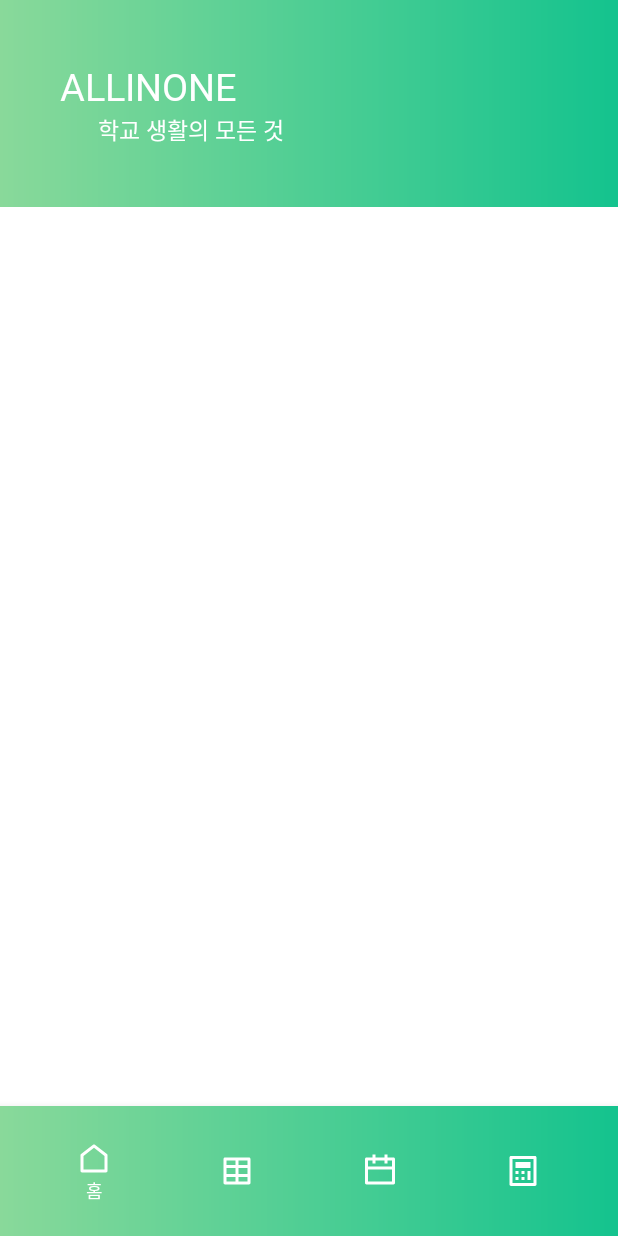
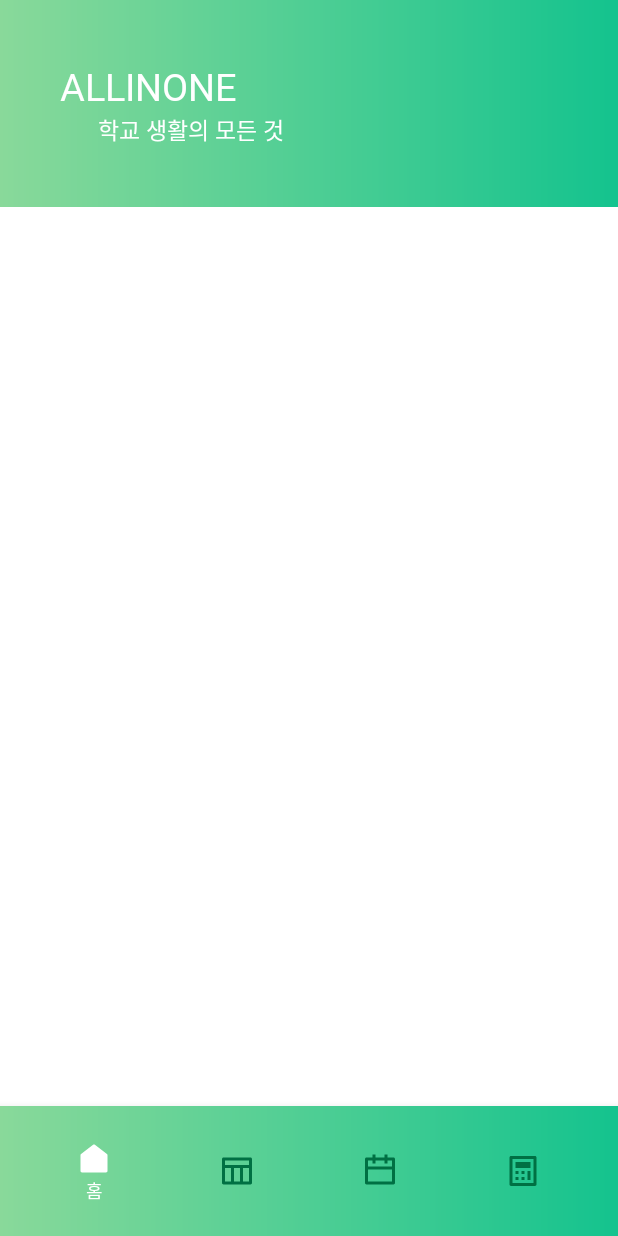
Before and after one commit to jaknndiius/SchoolApp, an Android app: the screen it shows after launch (MainActivity), on a phone screen of 412 x 824 dp. Run offline under Robolectric (Android 15) with nearby library versions, the phone set to English and light mode, and no system bars.

Commit message:
6/7 set navbar clicked item's style to fill

```diff
--- a/app/src/main/java/io/github/jaknndiius/schoolapp/MainActivity.kt
+++ b/app/src/main/java/io/github/jaknndiius/schoolapp/MainActivity.kt
@@ -1,12 +1,8 @@
 package io.github.jaknndiius.schoolapp
 
-import android.media.DrmInitData.SchemeInitData
 import androidx.appcompat.app.AppCompatActivity
 import android.os.Bundle
-import android.view.MenuItem
-import androidx.fragment.app.Fragment
 import com.google.android.material.bottomnavigation.BottomNavigationView
-import com.google.android.material.navigation.NavigationView.OnNavigationItemSelectedListener
 import io.github.jaknndiius.schoolapp.fragment.BiteCalculatorFragment
 import io.github.jaknndiius.schoolapp.fragment.HomeFragment
 import io.github.jaknndiius.schoolapp.fragment.ScheduleFragment
@@ -25,8 +21,8 @@ class MainActivity : AppCompatActivity() {
         supportFragmentManager.beginTransaction().replace(R.id.container, home).commit()
 
         val bottomNavigation: BottomNavigationView = findViewById(R.id.bottom_navigation)
-        bottomNavigation.setOnNavigationItemSelectedListener {
-            when(it.itemId) {
+        bottomNavigation.setOnNavigationItemSelectedListener { menuItem ->
+            when(menuItem.itemId) {
                 R.id.menu_home -> {
                     supportFragmentManager.beginTransaction().replace(R.id.container, home).commit()
                     return@setOnNavigationItemSelectedListener true
--- /dev/null
+++ b/app/src/main/res/drawable/ic_bite_calculator_fill.xml
@@ -0,0 +1,14 @@
+<vector xmlns:android="http://schemas.android.com/apk/res/android"
+    android:width="24dp"
+    android:height="24dp"
+    android:viewportWidth="24"
+    android:viewportHeight="24">
+  <group>
+    <clip-path
+        android:pathData="M0,0h24v24h-24z"/>
+    <path
+        android:pathData="M4,2L20,2C20.265,2 20.52,2.105 20.707,2.293C20.895,2.48 21,2.735 21,3L21,21C21,21.265 20.895,21.52 20.707,21.707C20.52,21.895 20.265,22 20,22L4,22C3.735,22 3.48,21.895 3.293,21.707C3.105,21.52 3,21.265 3,21L3,3C3,2.735 3.105,2.48 3.293,2.293C3.48,2.105 3.735,2 4,2L4,2ZM7,12L7,14L9,14L9,12L7,12ZM7,16L7,18L9,18L9,16L7,16ZM11,12L11,14L13,14L13,12L11,12ZM11,16L11,18L13,18L13,16L11,16ZM15,12L15,18L17,18L17,12L15,12ZM7,6L7,10L17,10L17,6L7,6Z"
+        android:fillColor="#FFFFFF"
+        android:fillType="evenOdd"/>
+  </group>
+</vector>
--- /dev/null
+++ b/app/src/main/res/drawable/ic_bite_calculator_selector.xml
@@ -0,0 +1,5 @@
+<?xml version="1.0" encoding="utf-8"?>
+<selector xmlns:android="http://schemas.android.com/apk/res/android">
+    <item android:drawable="@drawable/ic_bite_calculator_fill" android:state_checked="true"/>
+    <item android:drawable="@drawable/ic_bite_calculator_frame" android:state_checked="false"/>
+</selector>
--- /dev/null
+++ b/app/src/main/res/drawable/ic_home_fill.xml
@@ -0,0 +1,14 @@
+<vector xmlns:android="http://schemas.android.com/apk/res/android"
+    android:width="24dp"
+    android:height="24dp"
+    android:viewportWidth="24"
+    android:viewportHeight="24">
+  <group>
+    <clip-path
+        android:pathData="M0,0h24v24h-24z"/>
+    <path
+        android:pathData="M21,20C21,20.265 20.895,20.52 20.707,20.707C20.52,20.895 20.265,21 20,21L4,21C3.735,21 3.48,20.895 3.293,20.707C3.105,20.52 3,20.265 3,20L3,9.49C3,9.338 3.035,9.187 3.102,9.05C3.168,8.913 3.266,8.794 3.386,8.7L11.386,2.478C11.561,2.341 11.778,2.267 12,2.267C12.222,2.267 12.439,2.341 12.614,2.478L20.614,8.7C20.734,8.794 20.831,8.913 20.899,9.05C20.965,9.187 21,9.338 21,9.49L21,20L21,20Z"
+        android:fillColor="#FFFFFF"
+        android:fillType="evenOdd"/>
+  </group>
+</vector>
--- /dev/null
+++ b/app/src/main/res/drawable/ic_home_selector.xml
@@ -0,0 +1,5 @@
+<?xml version="1.0" encoding="utf-8"?>
+<selector xmlns:android="http://schemas.android.com/apk/res/android">
+    <item android:drawable="@drawable/ic_home_fill" android:state_checked="true"/>
+    <item android:drawable="@drawable/ic_home_frame" android:state_checked="false"/>
+</selector>
--- /dev/null
+++ b/app/src/main/res/drawable/ic_schedule_fill.xml
@@ -0,0 +1,14 @@
+<vector xmlns:android="http://schemas.android.com/apk/res/android"
+    android:width="24dp"
+    android:height="24dp"
+    android:viewportWidth="24"
+    android:viewportHeight="24">
+  <group>
+    <clip-path
+        android:pathData="M0,0h24v24h-24z"/>
+    <path
+        android:pathData="M2,11L22,11L22,20C22,20.265 21.895,20.52 21.707,20.707C21.52,20.895 21.265,21 21,21L3,21C2.735,21 2.48,20.895 2.293,20.707C2.105,20.52 2,20.265 2,20L2,11ZM17,3L21,3C21.265,3 21.52,3.105 21.707,3.293C21.895,3.48 22,3.735 22,4L22,9L2,9L2,4C2,3.735 2.105,3.48 2.293,3.293C2.48,3.105 2.735,3 3,3L7,3L7,1L9,1L9,3L15,3L15,1L17,1L17,3Z"
+        android:fillColor="#FFFFFF"
+        android:fillType="evenOdd"/>
+  </group>
+</vector>
--- /dev/null
+++ b/app/src/main/res/drawable/ic_schedule_selector.xml
@@ -0,0 +1,5 @@
+<?xml version="1.0" encoding="utf-8"?>
+<selector xmlns:android="http://schemas.android.com/apk/res/android">
+    <item android:drawable="@drawable/ic_schedule_fill" android:state_checked="true"/>
+    <item android:drawable="@drawable/ic_schedule_frame" android:state_checked="false"/>
+</selector>
--- a/app/src/main/res/drawable/ic_timetable.xml
+++ /dev/null
@@ -1,14 +0,0 @@
-<vector xmlns:android="http://schemas.android.com/apk/res/android"
-    android:width="35dp"
-    android:height="35dp"
-    android:viewportWidth="35"
-    android:viewportHeight="35">
-  <group>
-    <clip-path
-        android:pathData="M0,35l35,-0l0,-35l-35,-0z"/>
-    <path
-        android:pathData="M18.958,20.417L18.958,14.583L27.708,14.583L27.708,20.417L18.958,20.417ZM16.042,20.417L7.292,20.417L7.292,14.583L16.042,14.583L16.042,20.417ZM18.958,7.292L27.708,7.292L27.708,11.667L18.958,11.667L18.958,7.292ZM16.042,7.292L16.042,11.667L7.292,11.667L7.292,7.292L16.042,7.292ZM18.958,27.708L18.958,23.333L27.708,23.333L27.708,27.708L18.958,27.708ZM16.042,27.708L7.292,27.708L7.292,23.333L16.042,23.333L16.042,27.708ZM5.833,30.625L29.167,30.625C29.553,30.625 29.924,30.471 30.198,30.198C30.471,29.924 30.625,29.553 30.625,29.167L30.625,5.833C30.625,5.447 30.471,5.076 30.198,4.802C29.924,4.529 29.553,4.375 29.167,4.375L5.833,4.375C5.447,4.375 5.076,4.529 4.802,4.802C4.529,5.076 4.375,5.447 4.375,5.833L4.375,29.167C4.375,29.553 4.529,29.924 4.802,30.198C5.076,30.471 5.447,30.625 5.833,30.625L5.833,30.625Z"
-        android:fillColor="#FFFFFF"
-        android:fillType="evenOdd"/>
-  </group>
-</vector>
--- /dev/null
+++ b/app/src/main/res/drawable/ic_timetable_fill.xml
@@ -0,0 +1,14 @@
+<vector xmlns:android="http://schemas.android.com/apk/res/android"
+    android:width="24dp"
+    android:height="24dp"
+    android:viewportWidth="24"
+    android:viewportHeight="24">
+  <group>
+    <clip-path
+        android:pathData="M0,0h24v24h-24z"/>
+    <path
+        android:pathData="M15,21L9,21L9,10L15,10L15,21ZM17,21L17,10L22,10L22,20C22,20.265 21.895,20.52 21.707,20.707C21.52,20.895 21.265,21 21,21L17,21ZM7,21L3,21C2.735,21 2.48,20.895 2.293,20.707C2.105,20.52 2,20.265 2,20L2,10L7,10L7,21ZM22,8L2,8L2,4C2,3.735 2.105,3.48 2.293,3.293C2.48,3.105 2.735,3 3,3L21,3C21.265,3 21.52,3.105 21.707,3.293C21.895,3.48 22,3.735 22,4L22,8Z"
+        android:fillColor="#444444"
+        android:fillType="evenOdd"/>
+  </group>
+</vector>
--- /dev/null
+++ b/app/src/main/res/drawable/ic_timetable_frame.xml
@@ -0,0 +1,14 @@
+<vector xmlns:android="http://schemas.android.com/apk/res/android"
+    android:width="24dp"
+    android:height="24dp"
+    android:viewportWidth="24"
+    android:viewportHeight="24">
+  <group>
+    <clip-path
+        android:pathData="M0,0h24v24h-24z"/>
+    <path
+        android:pathData="M4,8L20,8L20,5L4,5L4,8ZM14,19L14,10L10,10L10,19L14,19ZM16,19L20,19L20,10L16,10L16,19ZM8,19L8,10L4,10L4,19L8,19ZM3,3L21,3C21.265,3 21.52,3.105 21.707,3.293C21.895,3.48 22,3.735 22,4L22,20C22,20.265 21.895,20.52 21.707,20.707C21.52,20.895 21.265,21 21,21L3,21C2.735,21 2.48,20.895 2.293,20.707C2.105,20.52 2,20.265 2,20L2,4C2,3.735 2.105,3.48 2.293,3.293C2.48,3.105 2.735,3 3,3L3,3Z"
+        android:fillColor="#444444"
+        android:fillType="evenOdd"/>
+  </group>
+</vector>
--- /dev/null
+++ b/app/src/main/res/drawable/ic_timetable_selector.xml
@@ -0,0 +1,5 @@
+<?xml version="1.0" encoding="utf-8"?>
+<selector xmlns:android="http://schemas.android.com/apk/res/android">
+    <item android:drawable="@drawable/ic_timetable_fill" android:state_checked="true"/>
+    <item android:drawable="@drawable/ic_timetable_frame" android:state_checked="false"/>
+</selector>
--- /dev/null
+++ b/app/src/main/res/drawable/menu_selector_color.xml
@@ -0,0 +1,5 @@
+<?xml version="1.0" encoding="utf-8"?>
+<selector xmlns:android="http://schemas.android.com/apk/res/android">
+    <item android:color="@color/white" android:state_checked="true" />
+    <item android:color="@color/dark_green" android:state_checked="false" />
+</selector>
--- a/app/src/main/res/layout/activity_main.xml
+++ b/app/src/main/res/layout/activity_main.xml
@@ -24,8 +24,8 @@
         android:layout_marginEnd="0dp"
         android:background="@drawable/background"
         android:padding="15dp"
-        app:itemIconTint="#fff"
-        app:itemTextColor="#fff"
+        app:itemIconTint="@drawable/menu_selector_color"
+        app:itemTextColor="@drawable/menu_selector_color"
         app:layout_constraintBottom_toBottomOf="parent"
         app:layout_constraintStart_toStartOf="parent"
         app:layout_constraintEnd_toEndOf="parent"
--- a/app/src/main/res/menu/menu_navbar.xml
+++ b/app/src/main/res/menu/menu_navbar.xml
@@ -5,20 +5,20 @@
     <item
         android:id="@+id/menu_home"
         android:title="@string/home"
-        android:icon="@drawable/ic_home" />
+        android:icon="@drawable/ic_home_selector" />
 
     <item
         android:id="@+id/menu_timetable"
         android:title="@string/timetable"
-        android:icon="@drawable/ic_timetable" />
+        android:icon="@drawable/ic_timetable_selector" />
 
     <item
         android:id="@+id/menu_schedule"
         android:title="@string/schedule"
-        android:icon="@drawable/ic_schedule" />
+        android:icon="@drawable/ic_schedule_selector" />
 
     <item
         android:id="@+id/menu_bite_calculator"
         android:title="@string/bite_calculator"
-        android:icon="@drawable/ic_bite_calculator" />
+        android:icon="@drawable/ic_bite_calculator_selector" />
 </menu>
```
Also changed, not shown: app/src/main/res/drawable/ic_bite_calculator_frame.xml (renamed from app/src/main/res/drawable/ic_bite_calculator.xml), app/src/main/res/drawable/ic_home_frame.xml (renamed from app/src/main/res/drawable/ic_home.xml), app/src/main/res/drawable/ic_schedule_frame.xml (renamed from app/src/main/res/drawable/ic_schedule.xml).
